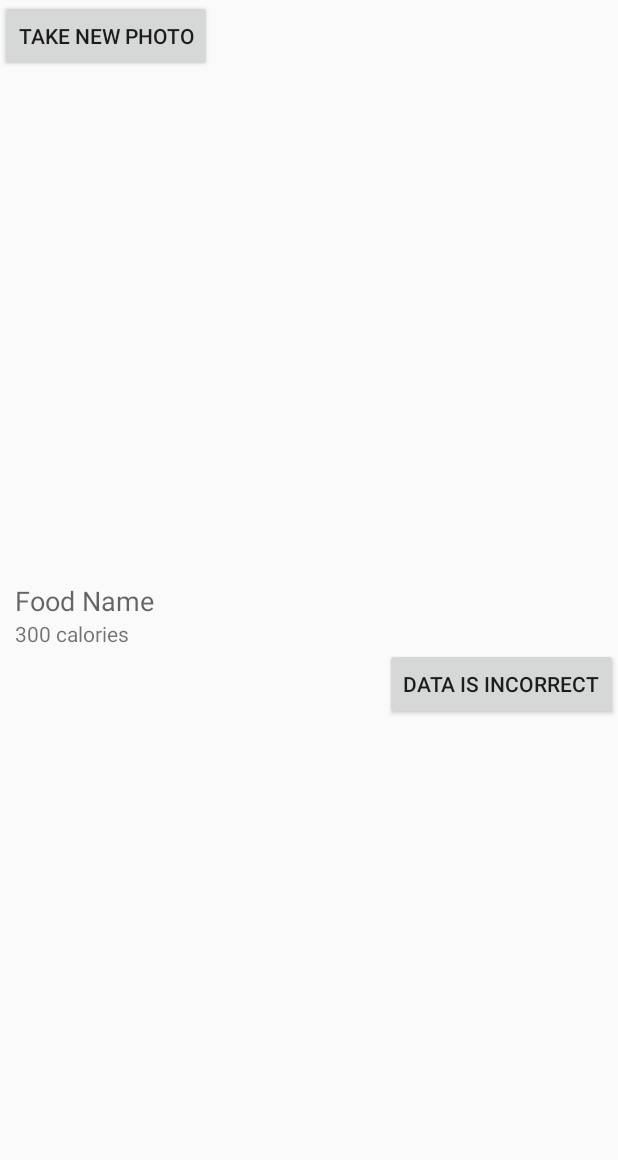
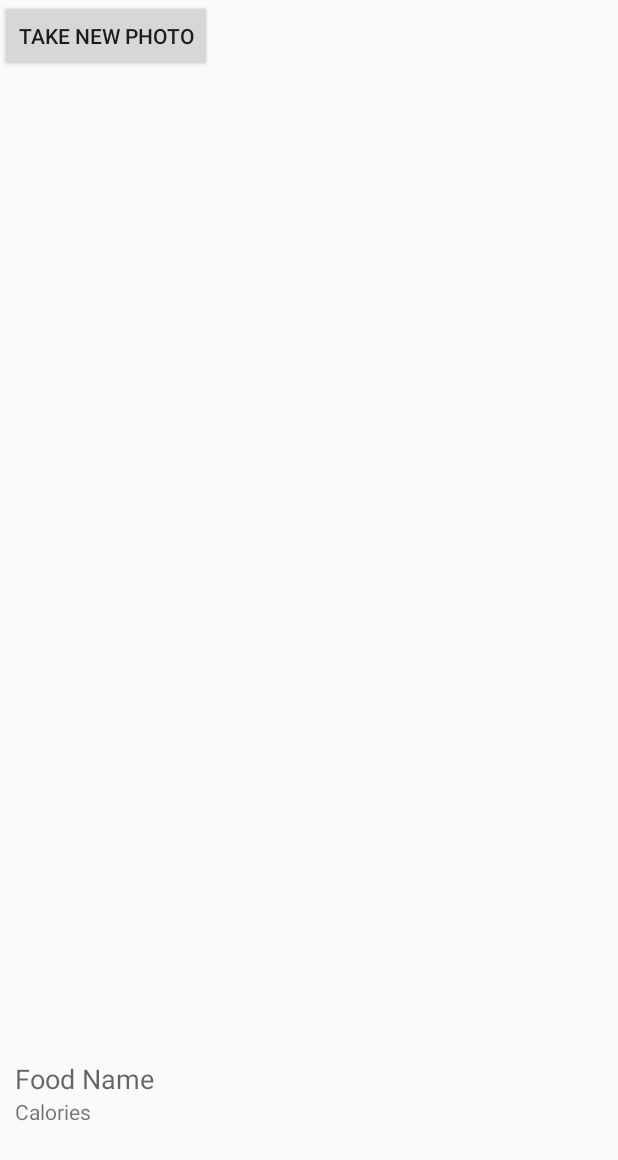
Before and after one commit to matthew-zhao/FoodWatch, an Android app: the layout results.xml on its own in the app's theme, with its tools: preview values and no code run, on a phone screen of 412 x 824 dp. Shown: the top 1160 px of the screen. Run offline under Robolectric (Android 15) with nearby library versions, the phone set to English and light mode, and no system bars.

Commit message:
Added functions to buttons

```diff
--- a/FoodWatch/app/src/main/res/layout/results.xml
+++ b/FoodWatch/app/src/main/res/layout/results.xml
@@ -8,12 +8,13 @@
         android:layout_width="wrap_content"
         android:layout_height="wrap_content"
         android:text="Take New Photo"
-        android:id="@+id/button3" />
+        android:id="@+id/takeNewPhoto"
+        android:onClick="capturePhotoIntent"/>
 
     <ImageView
-        android:layout_width="360dp"
-        android:layout_height="340dp"
-        android:layout_marginLeft="@dimen/activity_horizontal_margin" />
+        android:layout_width="match_parent"
+        android:layout_height="wrap_content"
+        android:layout_weight="0.9" />
 
     <TextView
         android:layout_width="wrap_content"
@@ -21,21 +22,14 @@
         android:textAppearance="?android:attr/textAppearanceMedium"
         android:text="Food Name"
         android:layout_marginLeft="10dp"
-        android:id="@+id/textView2" />
+        android:id="@+id/foodName" />
 
     <TextView
         android:layout_width="wrap_content"
         android:layout_height="wrap_content"
         android:textAppearance="?android:attr/textAppearanceSmall"
-        android:text="300 calories"
+        android:text="Calories"
         android:layout_marginLeft="10dp"
-        android:id="@+id/textView3" />
-
-    <Button
-        android:layout_width="wrap_content"
-        android:layout_height="wrap_content"
-        android:text="Data is incorrect"
-        android:id="@+id/button4"
-        android:layout_gravity="right" />
+        android:id="@+id/calories" />
 
 </LinearLayout>
```
Also changed, not shown: FoodWatch/app/src/main/java/com/sharifian/shaheen/foodwatch/TaggingActivity.java (+12 -1 lines), FoodWatch/app/src/main/res/layout/prompt.xml (+7 -4 lines).
